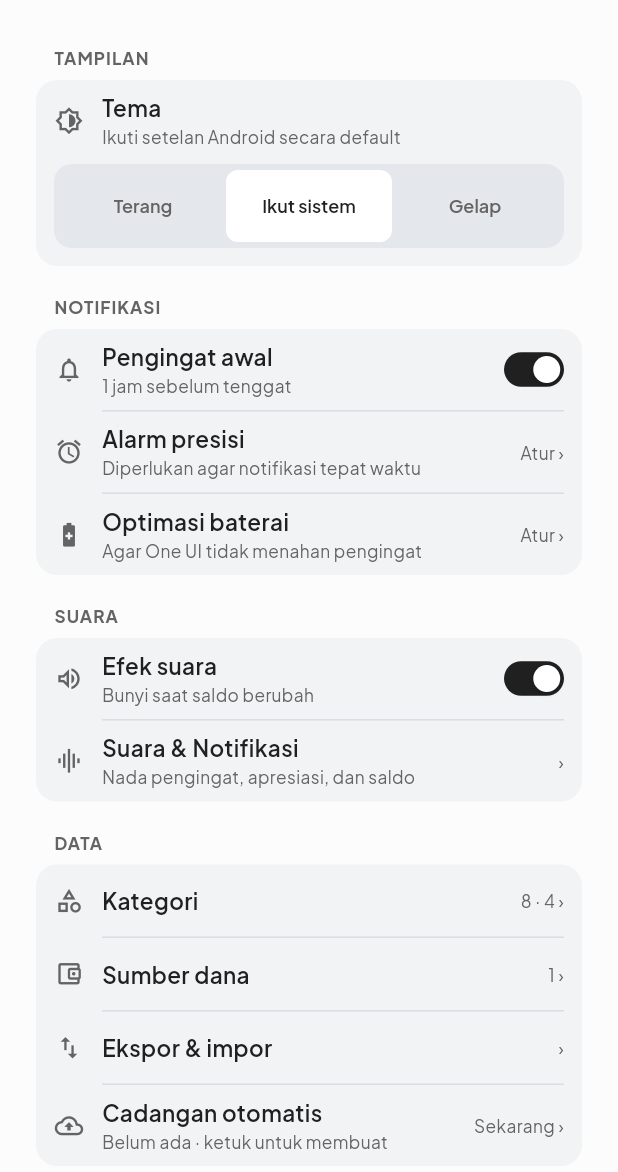
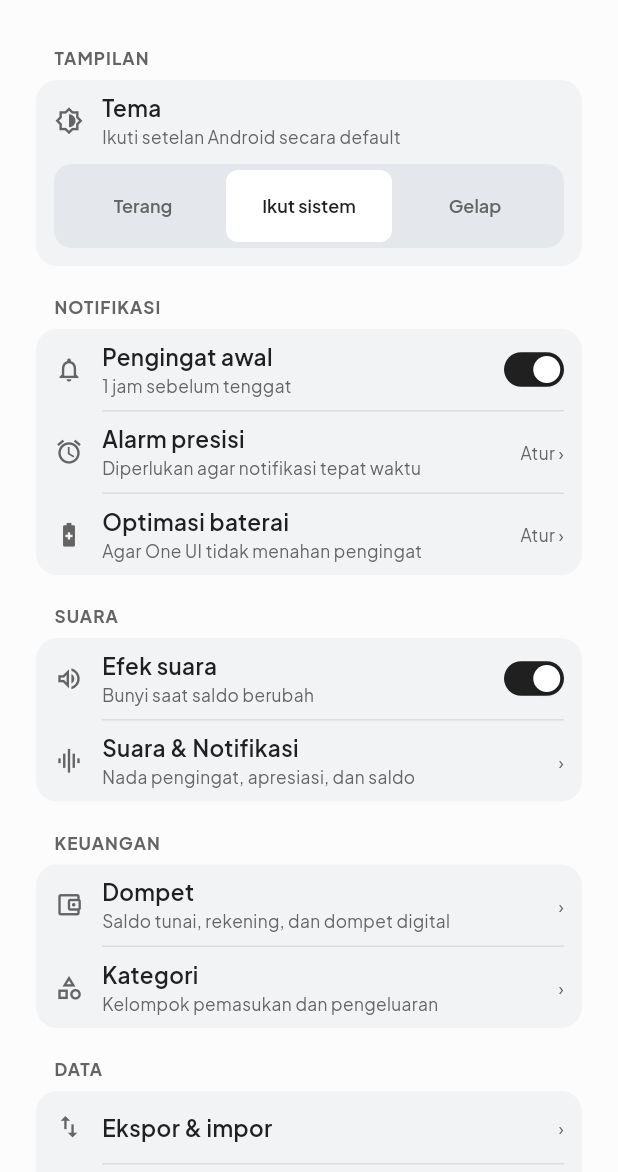
Before and after one commit to fata69/oh-my-esok, a Flutter app: the SettingsPage widget shown alone on an empty page, opened directly, on a phone screen of 412 x 824 dp, the part 64-1236 px from its top. Run offline on Flutter 3.47's test engine with Material 3 defaults, Android fonts, the phone set to English and light mode, and no system bars; our stand-ins replace audioplayers, cupertino_ui, file_picker, fl_chart, flutter_local_notifications, flutter_svg and 8 more; missing offline and left inert: home_widget; accounts and stored records are empty; statements that could not run were skipped; project files that could hold a hidden picture were left out.

Commit message:
Clarify wallets and categories and curate finance icons

```diff
--- a/lib/ui/data_page.dart
+++ b/lib/ui/data_page.dart
@@ -456,7 +456,7 @@ class _InfoBox extends StatelessWidget {
           children: [
             TextSpan(text: 'Berkas cadangan berisi '),
             TextSpan(
-              text: 'semua tugas, transaksi, kategori, dan sumber dana',
+              text: 'semua tugas, transaksi, kategori, dan dompet',
               style: TextStyle(
                 fontWeight: FontWeight.w600,
                 color: colors.inkSoft,
@@ -582,7 +582,7 @@ class _ExportSheetState extends State<_ExportSheet> {
                   : '${widget.data.tasks.length} tugas · '
                         '${widget.data.transactions.length} transaksi · '
                         '${widget.data.categories.length} kategori · '
-                        '${widget.data.accounts.length} sumber dana',
+                        '${widget.data.accounts.length} dompet',
               style: TextStyle(fontSize: 11.5, color: colors.muted),
             ),
             const SizedBox(height: 18),
@@ -795,7 +795,7 @@ class _ImportSheet extends StatelessWidget {
                       '${data.tasks.length} tugas · '
                       '${data.transactions.length} transaksi · '
                       '${data.categories.length} kategori · '
-                      '${data.accounts.length} sumber dana',
+                      '${data.accounts.length} dompet',
                       style: TextStyle(
                         fontSize: 11,
                         height: 1.55,
@@ -816,7 +816,7 @@ class _ImportSheet extends StatelessWidget {
                   onlyCategoriesAndAccounts
                       ? 'Cadangan ini tidak berisi tugas atau transaksi. '
                             'Tugas dan transaksi yang ada akan dihapus. '
-                            'Kategori dan sumber dana akan diganti.'
+                            'Kategori dan dompet akan diganti.'
                       : 'Data sekarang akan diganti seluruhnya. Setelah impor, '
                             'notifikasi dijadwalkan ulang dan widget diperbarui.',
                   style: TextStyle(
--- a/lib/ui/manage_accounts.dart
+++ b/lib/ui/manage_accounts.dart
@@ -23,7 +23,7 @@ class _ManageAccountsPageState extends State<ManageAccountsPage> {
       isScrollControlled: true,
       backgroundColor: Colors.transparent,
       barrierColor: const Color(0x5214120E),
-      builder: (_) => const _AccountSheet(title: 'Sumber dana baru'),
+      builder: (_) => const _AccountSheet(title: 'Dompet baru'),
     );
     if (draft == null || !mounted) return;
     try {
@@ -33,7 +33,7 @@ class _ManageAccountsPageState extends State<ManageAccountsPage> {
         iconKey: draft.iconKey,
       );
     } on NameConflictException {
-      _message('Sumber dana itu sudah ada.');
+      _message('Dompet itu sudah ada.');
     }
   }
 
@@ -78,7 +78,7 @@ class _ManageAccountsPageState extends State<ManageAccountsPage> {
       backgroundColor: Colors.transparent,
       barrierColor: const Color(0x5214120E),
       builder: (_) => _AccountSheet(
-        title: 'Ubah sumber dana',
+        title: 'Ubah dompet',
         initialName: account.name,
         initialType: account.type,
         initialIconKey: account.iconKey,
@@ -94,7 +94,7 @@ class _ManageAccountsPageState extends State<ManageAccountsPage> {
         clearIcon: draft.iconKey == null && account.iconKey != null,
       );
     } on NameConflictException {
-      _message('Sumber dana itu sudah ada.');
+      _message('Dompet itu sudah ada.');
     }
   }
 
@@ -104,14 +104,14 @@ class _ManageAccountsPageState extends State<ManageAccountsPage> {
     );
     if (!mounted) return;
     if (count > 0) {
-      _message('Sumber dana ini punya $count transaksi. Arsipkan saja.');
+      _message('Dompet ini punya $count transaksi. Arsipkan saja.');
       return;
     }
     final confirmed = await showDialog<bool>(
       context: context,
       builder: (context) => AlertDialog(
         backgroundColor: EsokColors.canvas,
-        title: const Text('Hapus sumber dana?'),
+        title: const Text('Hapus dompet?'),
         content: Text('“${account.name}” akan dihapus permanen.'),
         actions: [
           TextButton(
@@ -129,7 +129,7 @@ class _ManageAccountsPageState extends State<ManageAccountsPage> {
     try {
       await context.read<MoneyStore>().deleteAccount(account.id);
     } on ItemInUseException {
-      _message('Sumber dana ini masih dipakai transaksi.');
+      _message('Dompet ini masih dipakai transaksi.');
     }
   }
 
@@ -233,7 +233,7 @@ class _ManageAccountsPageState extends State<ManageAccountsPage> {
               const Center(child: _Handle()),
               const SizedBox(height: 8),
               Text(
-                'Sumber dana diarsipkan',
+                'Dompet diarsipkan',
                 style: TextStyle(
                   fontSize: 15,
                   fontWeight: FontWeight.w600,
@@ -299,7 +299,7 @@ class _ManageAccountsPageState extends State<ManageAccountsPage> {
                   ),
                   Expanded(
                     child: Text(
-                      'Sumber dana',
+                      'Dompet',
                       textAlign: TextAlign.center,
                       style: TextStyle(
                         fontSize: 14,
@@ -332,6 +332,13 @@ class _ManageAccountsPageState extends State<ManageAccountsPage> {
               child: ListView(
                 padding: const EdgeInsets.fromLTRB(20, 8, 20, 20),
                 children: [
+                  Padding(
+                    padding: const EdgeInsets.only(bottom: 12),
+                    child: Text(
+                      'Tempat menyimpan uang: tunai, rekening, atau dompet digital.',
+                      style: TextStyle(fontSize: 13, color: EsokColors.muted),
+                    ),
+                  ),
                   _TotalDanaBar(total: store.totalBalance),
                   for (final group in groups) ...[
                     if (active.any((account) => account.type == group.$1)) ...[
@@ -361,7 +368,7 @@ class _ManageAccountsPageState extends State<ManageAccountsPage> {
                     Padding(
                       padding: EdgeInsets.only(top: 80),
                       child: Text(
-                        'Belum ada sumber dana.',
+                        'Belum ada dompet.',
                         textAlign: TextAlign.center,
                         style: TextStyle(fontSize: 13, color: EsokColors.muted),
                       ),
@@ -376,7 +383,7 @@ class _ManageAccountsPageState extends State<ManageAccountsPage> {
                           padding: const EdgeInsets.symmetric(vertical: 12),
                           alignment: Alignment.center,
                           child: Text(
-                            'Lihat $archivedCount sumber dana diarsipkan',
+                            'Lihat $archivedCount dompet diarsipkan',
                             style: TextStyle(
                               fontSize: 12,
                               color: EsokColors.muted,
@@ -630,7 +637,7 @@ class _AccountSheetState extends State<_AccountSheet> {
                 onSubmitted: (_) => _submit(),
                 style: TextStyle(fontSize: 15, color: EsokColors.ink),
                 decoration: InputDecoration(
-                  hintText: 'Nama sumber dana',
+                  hintText: 'Nama dompet',
                   errorText: _error,
                   filled: true,
                   fillColor: EsokColors.soft,
--- a/lib/ui/settings_page.dart
+++ b/lib/ui/settings_page.dart
@@ -9,7 +9,6 @@ import '../backup/auto_backup.dart';
 import '../data/database.dart';
 import '../data/task_dao.dart';
 import '../notify/notifier.dart';
-import '../state/money_store.dart';
 import '../state/settings_store.dart';
 import '../widget/widget_sync.dart';
 import '../update/update_page.dart';
@@ -347,10 +346,6 @@ class _SettingsPageState extends State<SettingsPage> {
   @override
   Widget build(BuildContext context) {
     final settings = context.watch<SettingsStore>();
-    final store = context.watch<MoneyStore>();
-    final expenseCount = store.expenseCategories.length;
-    final incomeCount = store.incomeCategories.length;
-    final accountCount = store.activeAccounts.length;
 
     return EsokTabLayout(
       child: ListView(
@@ -432,12 +427,24 @@ class _SettingsPageState extends State<SettingsPage> {
             ],
           ),
           _SettingsGroup(
-            label: 'Data',
+            label: 'Keuangan',
             children: [
+              _SettingsRow(
+                title: 'Dompet',
+                icon: Icons.account_balance_wallet_outlined,
+                subtitle: 'Saldo tunai, rekening, dan dompet digital',
+                trailing: const _Trailing('›'),
+                onTap: () => Navigator.of(context).push(
+                  MaterialPageRoute<void>(
+                    builder: (_) => const ManageAccountsPage(),
+                  ),
+                ),
+              ),
               _SettingsRow(
                 title: 'Kategori',
                 icon: Icons.category_outlined,
-                trailing: _Trailing('$expenseCount · $incomeCount ›'),
+                subtitle: 'Kelompok pemasukan dan pengeluaran',
+                trailing: const _Trailing('›'),
                 onTap: () => Navigator.of(context).push(
                   MaterialPageRoute<void>(
                     builder: (_) =>
@@ -445,16 +452,11 @@ class _SettingsPageState extends State<SettingsPage> {
                   ),
                 ),
               ),
-              _SettingsRow(
-                title: 'Sumber dana',
-                icon: Icons.account_balance_wallet_outlined,
-                trailing: _Trailing('$accountCount ›'),
-                onTap: () => Navigator.of(context).push(
-                  MaterialPageRoute<void>(
-                    builder: (_) => const ManageAccountsPage(),
-                  ),
-                ),
-              ),
+            ],
+          ),
+          _SettingsGroup(
+            label: 'Data',
+            children: [
               _SettingsRow(
                 title: 'Ekspor & impor',
                 icon: Icons.swap_vert,
```
Also changed, not shown: lib/ui/manage_categories.dart (+16 -2 lines), lib/ui/money_icon_catalog.dart (+15 -9 lines), lib/ui/money_icon_picker.dart (+18 -5 lines), lib/ui/money_page.dart (+19 -15 lines), lib/ui/shell.dart (+19 -5 lines), lib/ui/tx_editor_page.dart (+60 -33 lines), 4 other files.
